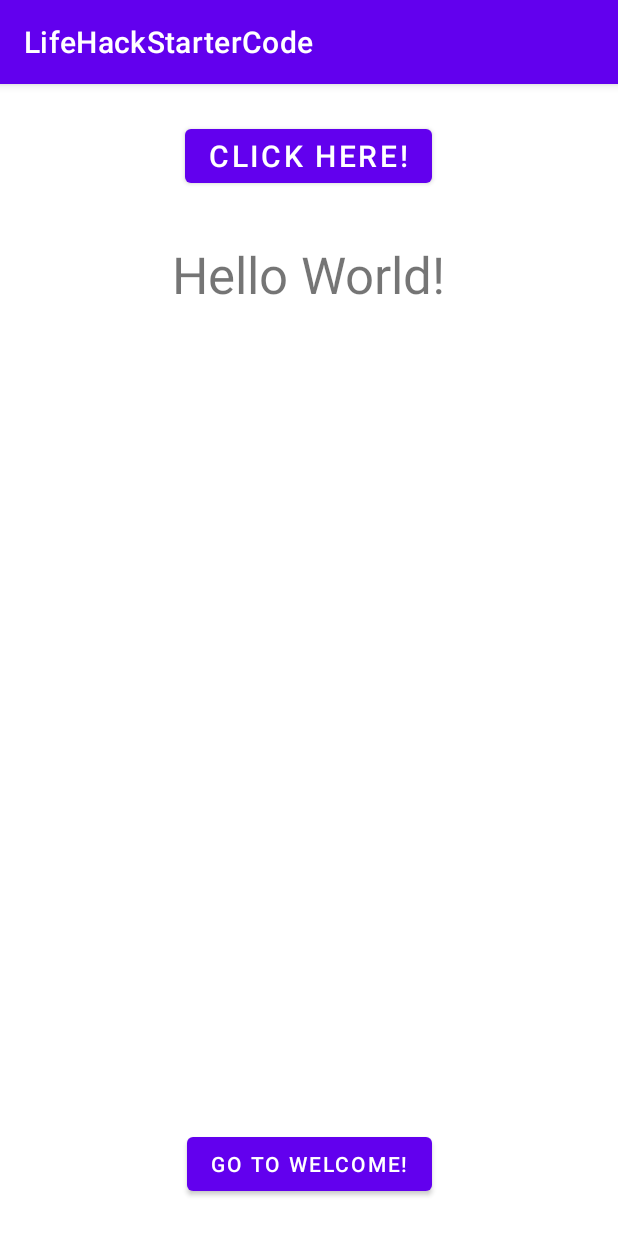
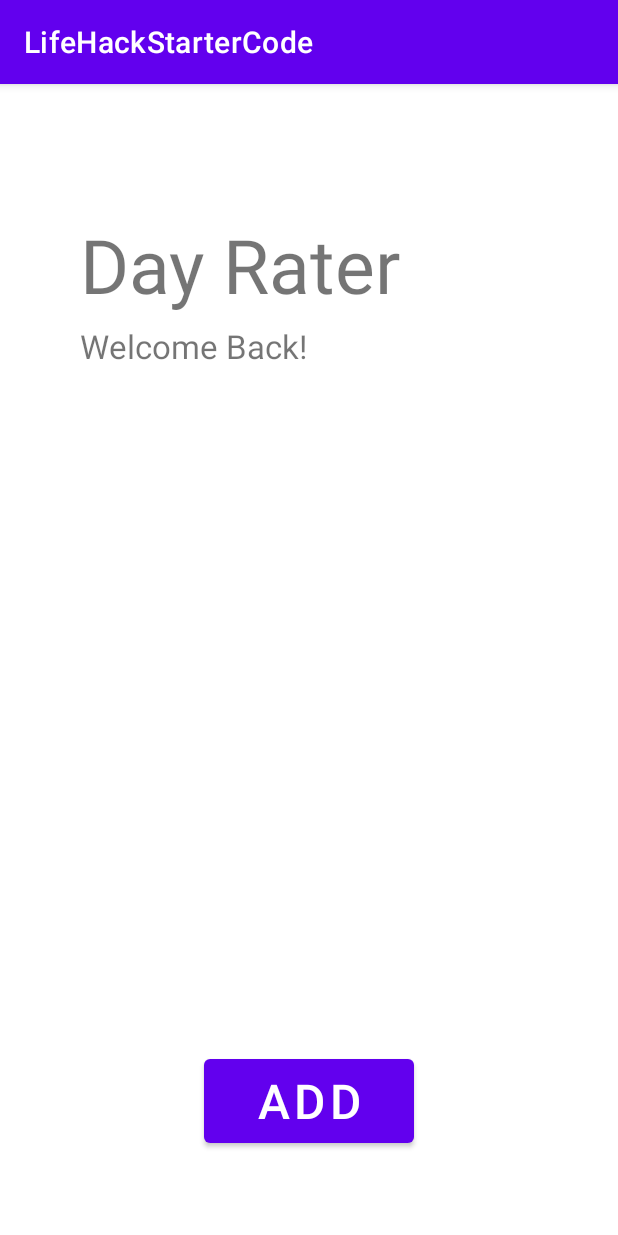
Before and after one commit to henry0225/Day_Rater, an Android app: the screen it shows after launch (MainActivity), on a phone screen of 412 x 824 dp. Run offline under Robolectric (Android 15) with nearby library versions, the phone set to English and light mode, and no system bars.

Commit message:
buttons + text

```diff
--- /dev/null
+++ b/app/src/debug/res/values/ic_launcher_background.xml
@@ -0,0 +1,4 @@
+<?xml version="1.0" encoding="utf-8"?>
+<resources>
+    <color name="ic_launcher_background">#783D86</color>
+</resources>
--- a/app/src/main/java/edu/hackrice/lifehackstartercode/MainActivity.java
+++ b/app/src/main/java/edu/hackrice/lifehackstartercode/MainActivity.java
@@ -10,35 +10,18 @@ import android.widget.TextView;
 
 public class MainActivity extends AppCompatActivity {
 
-    Button buttonChangeGreeting;
-    Button buttonGoToWelcome;
-    TextView textViewGreeting;
+    Button buttonGoToMain;
+    TextView textViewDayRater;
 
     @Override
     protected void onCreate(Bundle savedInstanceState) {
         super.onCreate(savedInstanceState);
         setContentView(R.layout.activity_main);
 
-        buttonChangeGreeting = findViewById(R.id.buttonChangeGreeting);
-        buttonGoToWelcome = findViewById(R.id.buttonGoToWelcome);
-        textViewGreeting = findViewById(R.id.textHello);
+        buttonGoToMain = findViewById(R.id.buttonGoToMainActivity);
+        textViewDayRater = findViewById(R.id.textDayRater);
 
-        View.OnClickListener buttonChangeGreetingClickListener = new View.OnClickListener() {
-            @Override
-            public void onClick(View view) {
-                textViewGreeting.setText("Hello Hackers!");
-            }
-        };
-        buttonChangeGreeting.setOnClickListener(buttonChangeGreetingClickListener);
 
-        View.OnClickListener buttonGoToWelcomeClickListener = new View.OnClickListener() {
-            @Override
-            public void onClick(View view) {
-                Intent i = new Intent(MainActivity.this, WelcomeActivity.class);
-                i.putExtra("message", "Welcome to HackRice 12 First Timers Track!");
-                startActivity(i);
-            }
-        };
-        buttonGoToWelcome.setOnClickListener(buttonGoToWelcomeClickListener);
+
     }
 }
--- a/app/src/main/res/layout/activity_main.xml
+++ b/app/src/main/res/layout/activity_main.xml
@@ -7,36 +7,42 @@
     tools:context=".MainActivity">
 
     <TextView
-        android:id="@+id/textHello"
+        android:id="@+id/textDayRater"
         android:layout_width="wrap_content"
         android:layout_height="wrap_content"
-        android:layout_marginTop="32dp"
-        android:text="Hello World!"
-        android:textSize="34sp"
+        android:layout_marginTop="86dp"
+        android:layout_marginBottom="489dp"
+        android:text="Day Rater"
+        android:textSize="50sp"
+        app:layout_constraintBottom_toTopOf="@+id/buttonGoToMainActivity"
+        app:layout_constraintHorizontal_bias="0.271"
         app:layout_constraintLeft_toLeftOf="parent"
         app:layout_constraintRight_toRightOf="parent"
-        app:layout_constraintTop_toBottomOf="@+id/buttonChangeGreeting" />
-
-    <Button
-        android:id="@+id/buttonChangeGreeting"
-        android:layout_width="wrap_content"
-        android:layout_height="wrap_content"
-        android:layout_marginTop="24dp"
-        android:text="Click Here!"
-        android:textSize="20sp"
-        app:layout_constraintEnd_toEndOf="parent"
-        app:layout_constraintHorizontal_bias="0.498"
-        app:layout_constraintStart_toStartOf="parent"
         app:layout_constraintTop_toTopOf="parent" />
 
     <Button
-        android:id="@+id/buttonGoToWelcome"
-        android:layout_width="wrap_content"
-        android:layout_height="wrap_content"
-        android:layout_marginBottom="24dp"
-        android:text="Go to Welcome!"
+        android:id="@+id/buttonGoToMainActivity"
+        android:layout_width="140dp"
+        android:layout_height="68dp"
+        android:layout_marginBottom="56dp"
+        android:text="Add"
+        android:textSize="32sp"
         app:layout_constraintBottom_toBottomOf="parent"
         app:layout_constraintEnd_toEndOf="parent"
-        app:layout_constraintStart_toStartOf="parent" />
+        app:layout_constraintHorizontal_bias="0.501"
+        app:layout_constraintStart_toStartOf="parent"
+        app:layout_constraintTop_toBottomOf="@+id/textWelcomeBack" />
+
+    <TextView
+        android:id="@+id/textWelcomeBack"
+        android:layout_width="159dp"
+        android:layout_height="0dp"
+        android:layout_marginTop="160dp"
+        android:layout_marginBottom="442dp"
+        android:text="Welcome Back!"
+        android:textSize="22sp"
+        app:layout_constraintBottom_toTopOf="@+id/buttonGoToMainActivity"
+        app:layout_constraintStart_toStartOf="@+id/textDayRater"
+        app:layout_constraintTop_toTopOf="parent" />
 
 </androidx.constraintlayout.widget.ConstraintLayout>
```
Also changed, not shown: app/src/main/res/drawable/addbutton.xml (added, +24 -0 lines), app/src/debug/ic_launcher-playstore.png (added), app/src/debug/res/drawable-hdpi/ic_action_name.png (added), app/src/debug/res/drawable-mdpi/ic_action_name.png (added), app/src/debug/res/drawable-xhdpi/ic_action_name.png (added), app/src/debug/res/drawable-xxhdpi/ic_action_name.png (added), app/src/debug/res/drawable-xxxhdpi/ic_action_name.png (added).
